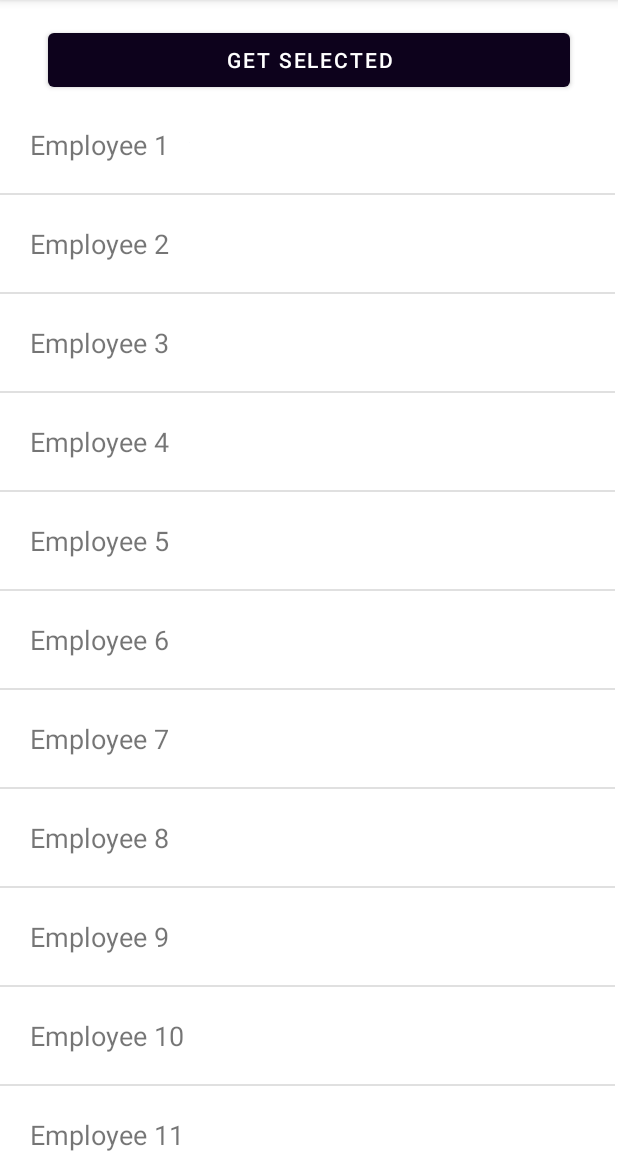
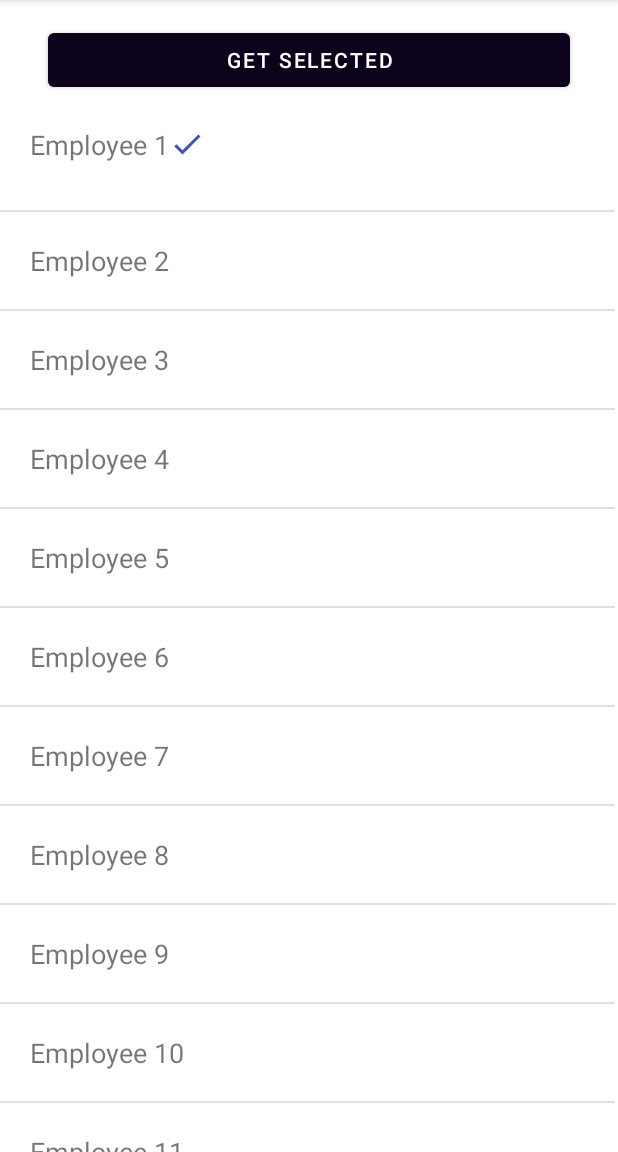
Before and after one commit to Mngatia/NormalRecyclerView, an Android app: the SingleSelectionRV screen opened directly, with no data from a screen before it, on a phone screen of 412 x 824 dp, the part 84-1236 px from its top. Run offline under Robolectric (Android 15) with nearby library versions, the phone set to English and light mode, and no system bars.

```diff
--- a/app/src/main/res/drawable/ic_tick_point.xml
+++ b/app/src/main/res/drawable/ic_tick_point.xml
@@ -1,9 +1,9 @@
 
 <vector xmlns:android="http://schemas.android.com/apk/res/android"
-    android:width="14dp"
-    android:height="11dp"
-    android:viewportWidth="14.3"
-    android:viewportHeight="11">
+    android:width="36dp"
+    android:height="36dp"
+    android:viewportWidth="36"
+    android:viewportHeight="36">
 
     <path
         android:fillColor="#3F51B5"
```
Also changed, not shown: app/src/main/java/com/example/normalrecyclerview/singles/SingleSelectionRV.java (line endings or trailing spaces).
